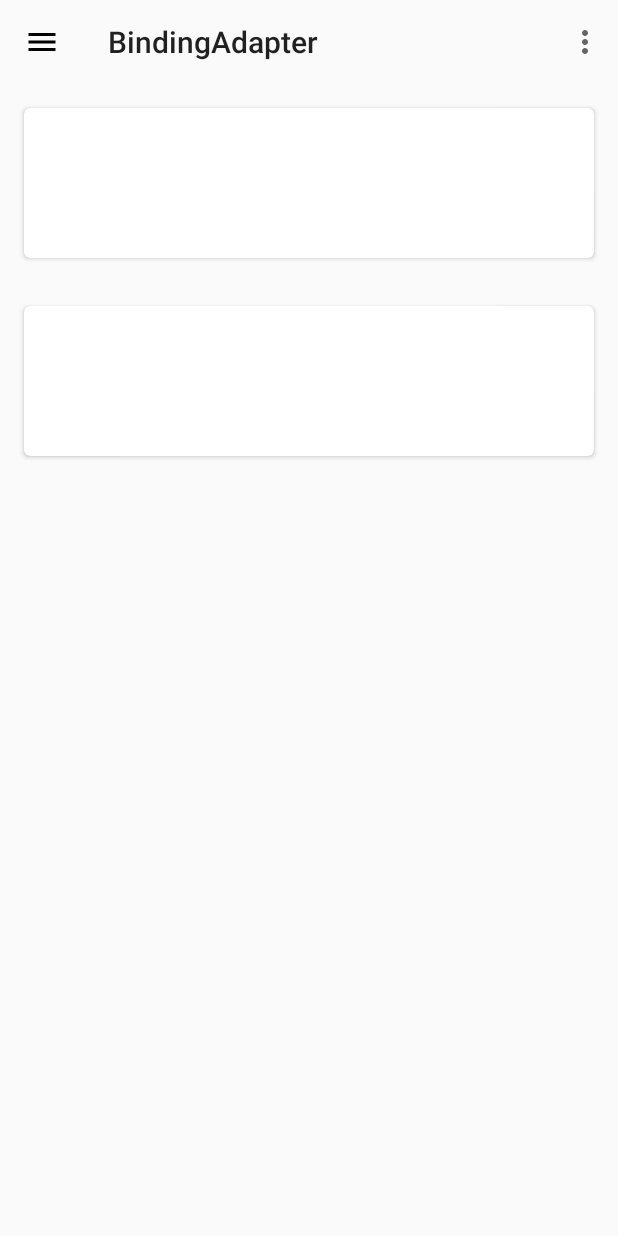
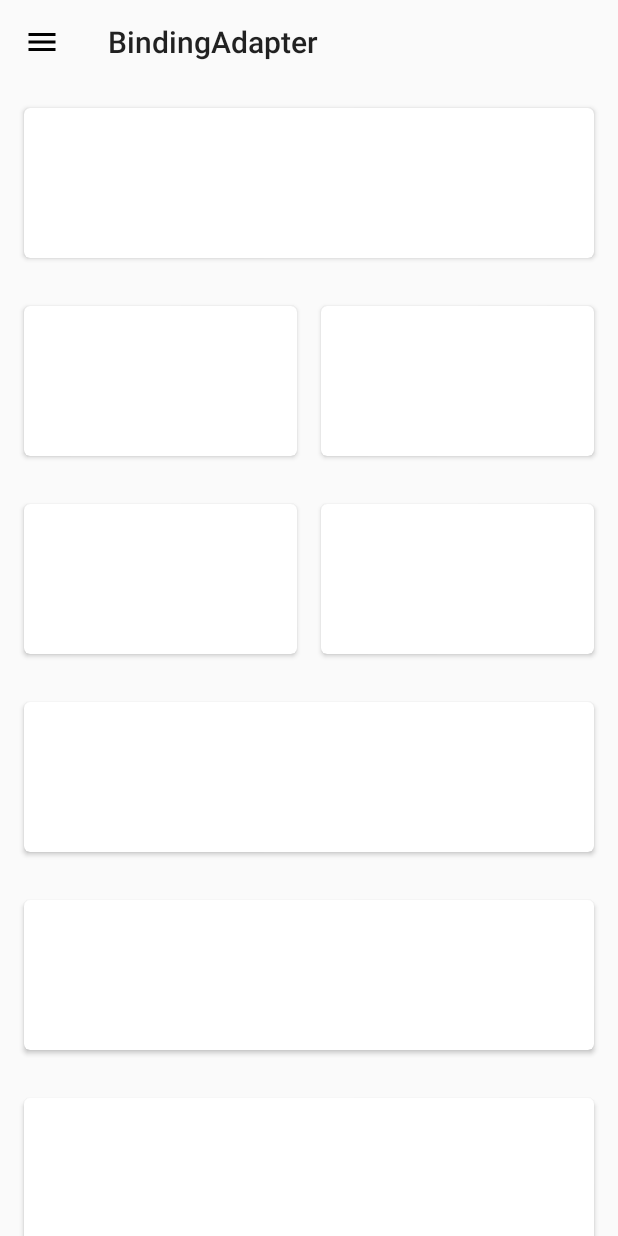
Before and after one commit to liangjingkanji/BRV, an Android app: the screen it shows after launch (MainActivity), on a phone screen of 412 x 824 dp. Run offline under Robolectric (Android 15) with nearby library versions, the phone set to English and light mode, and no system bars; our stand-ins replace data binding, navigation-ui; libraries missing offline, so code that uses them is left out: com.drake.statelayout, com.drake.statusbar, com.scwang.smart; 8 statements that could not run were skipped.

Commit message:
- 冗余文件

```diff
--- a/brv/src/main/java/com/drake/brv/BindingAdapter.kt
+++ b/brv/src/main/java/com/drake/brv/BindingAdapter.kt
@@ -35,11 +35,6 @@ import com.drake.brv.listener.throttleClick
  * HeaderView和FooterView的添加删除
  * item选择状态监听(切换模式/多选/单选/全选/取消全选/反选/选中数据集/选中数量/单选和多选模式切换)
  */
-
-fun ViewGroup.getHeaderOrFooter(): View {
-    return LayoutInflater.from(context).inflate(R.layout.item_multi_type_1, this, false)
-}
-
 
 @Suppress("UNCHECKED_CAST")
 class BindingAdapter : RecyclerView.Adapter<BindingAdapter.BindingViewHolder>() {
--- a/brv/src/main/res/layout/item_multi_type_1.xml
+++ /dev/null
@@ -1,24 +0,0 @@
-<?xml version="1.0" encoding="utf-8"?><!--
-  ~ Copyright (C) 2018, Umbrella CompanyLimited All rights reserved.
-  ~ Project：BRV
-  ~ Author：Nathan
-  ~ Date：9/5/19 5:09 PM
-  -->
-
-<layout xmlns:android="http://schemas.android.com/apk/res/android"
-    xmlns:app="http://schemas.android.com/apk/res-auto">
-
-    <LinearLayout
-        android:id="@+id/item"
-        android:layout_width="match_parent"
-        android:layout_height="wrap_content">
-
-
-        <androidx.cardview.widget.CardView
-            android:layout_width="match_parent"
-            android:layout_height="100dp"
-            android:layout_margin="16dp"
-            app:cardCornerRadius="4dp" />
-
-    </LinearLayout>
-</layout>
--- a/smaple/src/main/res/navigation/nav_main.xml
+++ b/smaple/src/main/res/navigation/nav_main.xml
@@ -3,7 +3,7 @@
     xmlns:app="http://schemas.android.com/apk/res-auto"
     xmlns:tools="http://schemas.android.com/tools"
     android:id="@+id/main.xml"
-    app:startDestination="@id/header_footer">
+    app:startDestination="@id/multi_type">
 
     <fragment
         android:id="@+id/multi_type"
```
Also changed, not shown: 1 other file.
